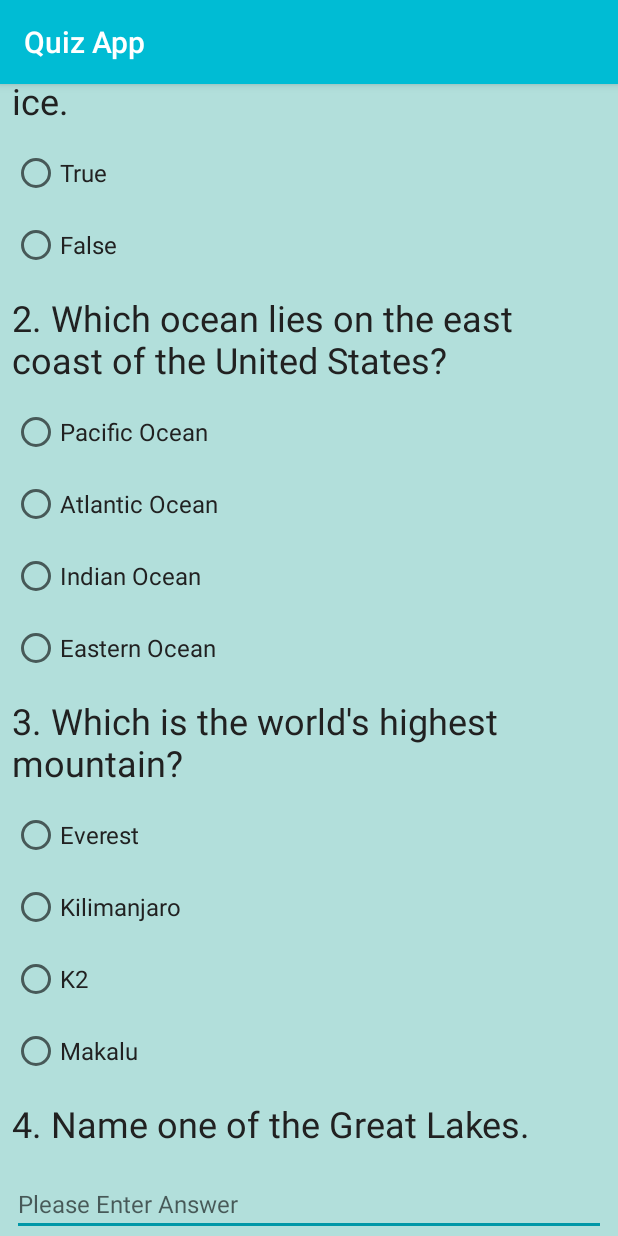
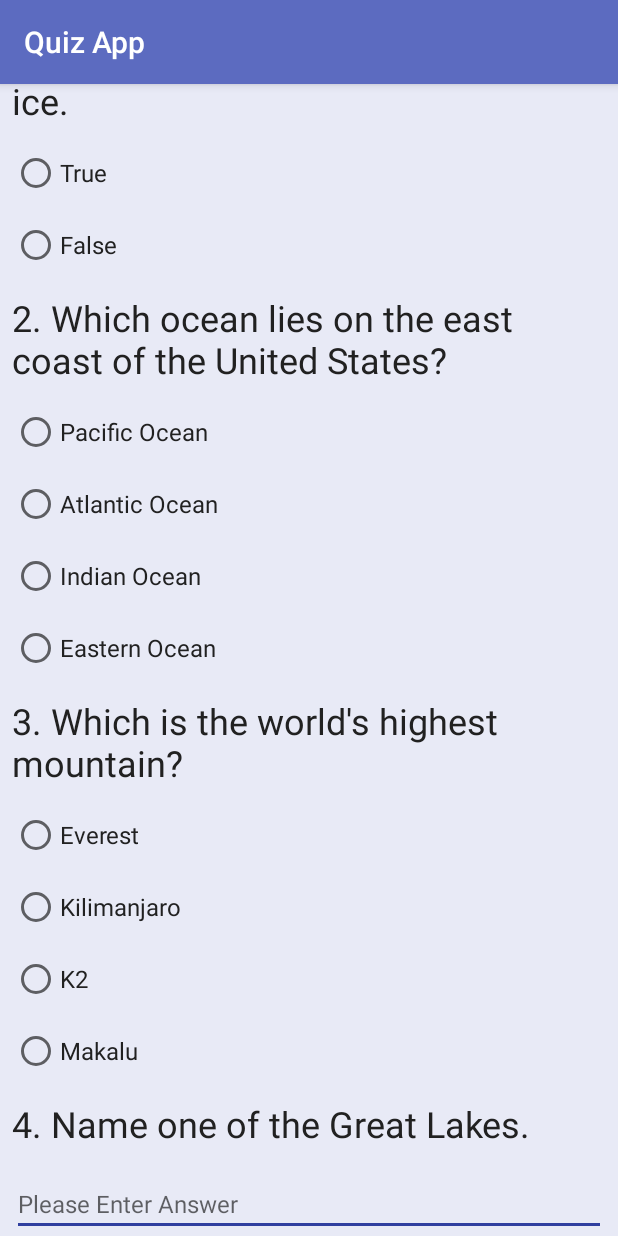
Before and after one commit to chrisabbod/quiz-app, an Android app: the screen it shows after launch (MainActivity), on a phone screen of 412 x 824 dp. Run offline under Robolectric (Android 15) with nearby library versions, the phone set to English and light mode, and no system bars.

Commit message:
<style>: Update Color Scheme
Update colors of Status Bar, App Bar, and Submit Button

```diff
--- a/app/src/main/res/layout/activity_main.xml
+++ b/app/src/main/res/layout/activity_main.xml
@@ -8,7 +8,7 @@
     <LinearLayout
         android:layout_width="wrap_content"
         android:layout_height="wrap_content"
-        android:background="#B2DFDB"
+        android:background="#E8EAF6"
         android:orientation="vertical">
 
         <!-- QUESTION 1 -->
@@ -292,7 +292,7 @@
         <Button
             android:id="@+id/submit_button"
             style="@style/ButtonStyle"
-            android:background="#00E5FF"
+            android:background="#7986CB"
             android:onClick="getScore"
             android:text="@string/submit_button_text" />
     </LinearLayout>
--- a/app/src/main/res/values/styles.xml
+++ b/app/src/main/res/values/styles.xml
@@ -3,9 +3,9 @@
     <!-- Base application theme. -->
     <style name="AppTheme" parent="Theme.AppCompat.Light.DarkActionBar">
         <!-- Customize your theme here. -->
-        <item name="colorPrimary">#00BCD4</item>
-        <item name="colorPrimaryDark">#00BCD4</item>
-        <item name="colorAccent">#0097A7</item>
+        <item name="colorPrimary">#5C6BC0</item>
+        <item name="colorPrimaryDark">#3F51B5</item>
+        <item name="colorAccent">#303F9F</item>
     </style>
 
     <style name="HeaderTextStyle">
@@ -43,7 +43,7 @@
     <style name="ButtonStyle">
         <item name="android:layout_height">wrap_content</item>
         <item name="android:layout_width">wrap_content</item>
-        <item name="android:background">#B2DFDB</item>
+        <item name="android:background">#5C6BC0</item>
         <item name="android:layout_margin">16dp</item>
         <item name="android:layout_gravity">center_horizontal</item>
     </style>
```
